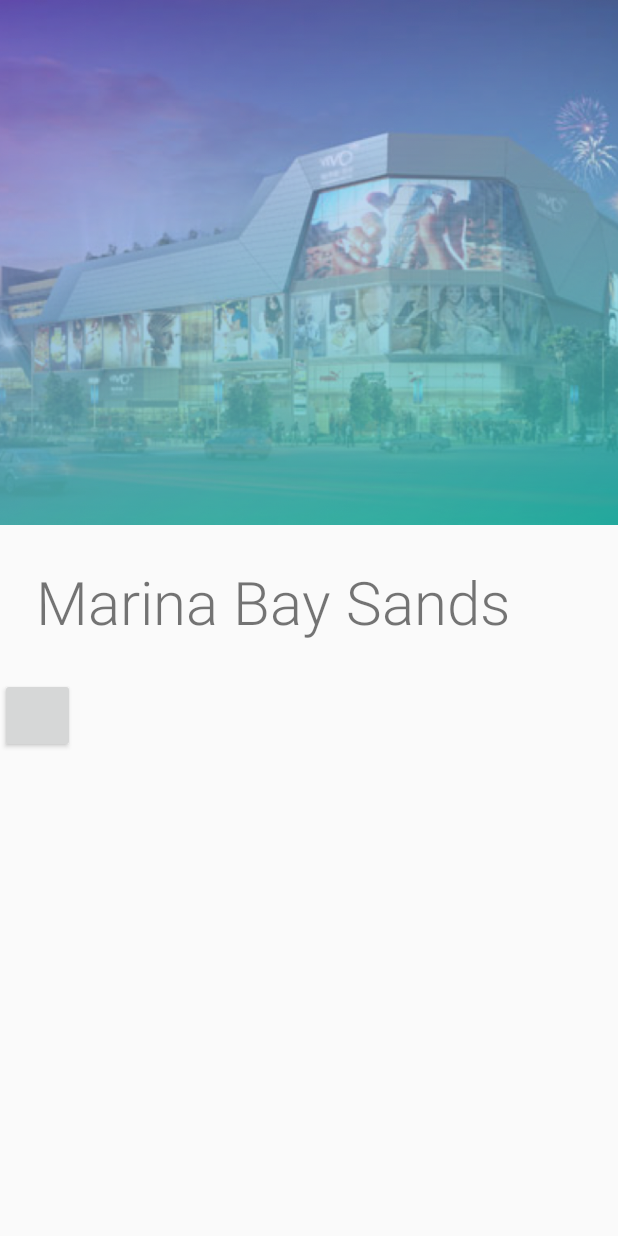
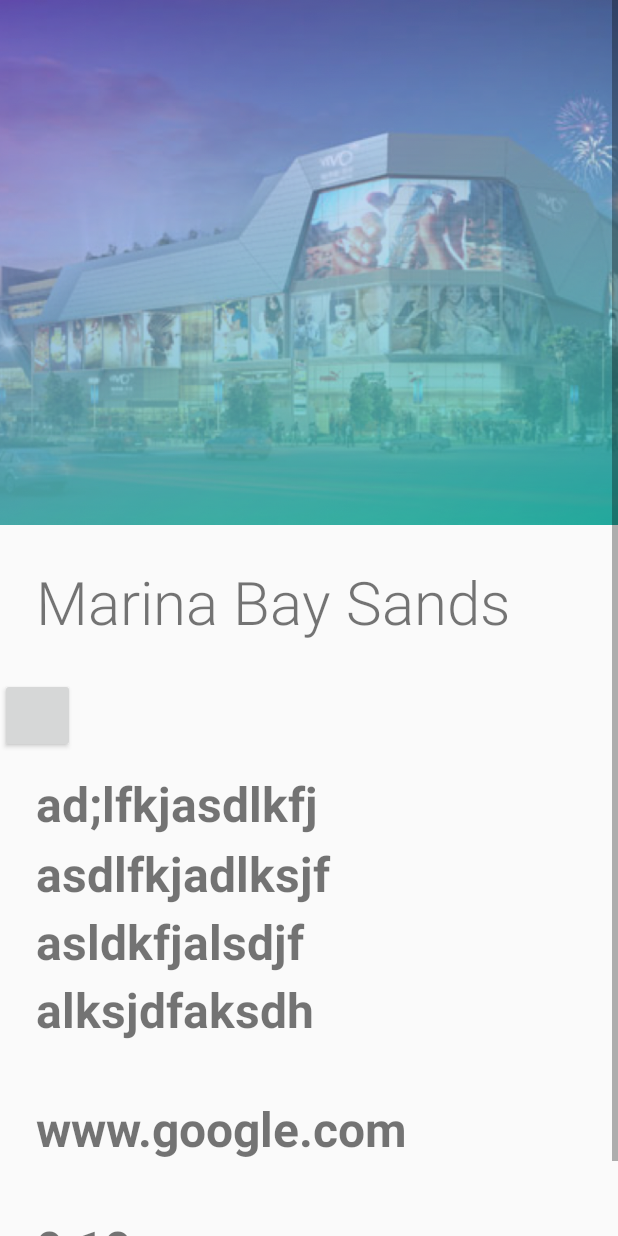
Before and after one commit to sk-aravind/Travel_Algorithms, an Android app: the screen it shows after launch (Dest_details), after a tap on an icon or button, on a phone screen of 412 x 824 dp. Run offline under Robolectric (Android 15) with nearby library versions, the phone set to English and light mode, and no system bars; our stand-ins replace Firebase (no records; nobody signed in at launch, a user with empty details on screens opened directly).

Commit message:
fixed details screen

```diff
--- a/app/src/main/java/com/skara/triggered/travelapp_triggered/Dest_details.java
+++ b/app/src/main/java/com/skara/triggered/travelapp_triggered/Dest_details.java
@@ -12,27 +12,55 @@ import android.widget.Button;
 import android.widget.ImageView;
 import android.widget.TextView;
 
+import java.util.List;
+
 
 public class Dest_details extends AppCompatActivity {
 
-    private TextView textView;
-    private ImageView imageView;
+    TextView title;
+    TextView weblinktext;
+    TextView descriptiontext;
+    TextView operttext;
+    ImageView imgview;
+
+    String weblink ;
+    String descript ;
+    String opert ;
 
     @Override
     protected void onCreate(Bundle savedInstanceState) {
         super.onCreate(savedInstanceState);
         setContentView(R.layout.activity_dest_details);
 
-        textView = (TextView) this.findViewById(R.id.detail_titlename);
-        imageView = (ImageView) this.findViewById(R.id.dest_photo);
+        title = (TextView) this.findViewById(R.id.detail_titlename);
+        weblinktext = (TextView) this.findViewById(R.id.weblink);
+        descriptiontext = (TextView) this.findViewById(R.id.description);
+        operttext = (TextView) this.findViewById(R.id.opert);
+        imgview = (ImageView) this.findViewById(R.id.dest_photo);
 
 
         Intent i = getIntent();
         String name = i.getStringExtra("name");
         int img = i.getIntExtra("img", 0 );
 
-        textView.setText(name);
-        imageView.setImageResource(img);
+        System.out.println("this is it"+HomeScreen.dest_list);
+
+        for(HomeScreen.Destination d : HomeScreen.dest_list){
+            if(d.name.equals(name)){
+            weblink = d.weblink;
+            descript = d.description;
+            opert = d.operatingHours;
+            }
+        }
+
+
+        System.out.println("weblink   "+weblink);
+        title.setText(name);
+        imgview.setImageResource(img);
+        weblinktext.setText(weblink);
+        descriptiontext.setText(descript);
+        operttext.setText(opert);
+
 
         final Button button = (Button) findViewById(R.id.button_link);
         button.setOnClickListener(new View.OnClickListener() {
@@ -40,6 +68,7 @@ public class Dest_details extends AppCompatActivity {
                 Uri uri = Uri.parse("http://www.google.com"); // missing 'http://' will cause crashed
                 Intent intent = new Intent(Intent.ACTION_VIEW, uri);
                 startActivity(intent);
+
             }
         });
 
--- a/app/src/main/java/com/skara/triggered/travelapp_triggered/HomeScreen.java
+++ b/app/src/main/java/com/skara/triggered/travelapp_triggered/HomeScreen.java
@@ -39,13 +39,16 @@ import com.google.firebase.database.DatabaseReference;
 import java.io.Serializable;
 import java.util.ArrayList;
 import java.util.List;
+import java.util.function.Predicate;
 
 import static android.R.attr.data;
+import static android.R.id.list;
 import static com.skara.triggered.travelapp_triggered.R.layout.destination_card;
 
 public class HomeScreen extends AppCompatActivity implements DetailsInterface{
 
     private DrawerLayout mDrawerLayout;
+    public static List<Destination> dest_list;
     public static ArrayList<Destination> iti_list;
     public static ArrayList<TransportData.locations> locationsToGo;
     public static final double budget = 15;
@@ -128,6 +131,7 @@ public class HomeScreen extends AppCompatActivity implements DetailsInterface{
         Intent intent = new Intent(this, Dest_details.class);
         intent.putExtra("name", destName);
         intent.putExtra("img", destPhoto);
+
         ActivityOptionsCompat options = ActivityOptionsCompat.makeSceneTransitionAnimation(
                 // the context of the activity
                 this,
@@ -234,27 +238,44 @@ public class HomeScreen extends AppCompatActivity implements DetailsInterface{
     public static class Destination {
         String name;
         String id;
+        String weblink;
+        String description;
+        String operatingHours;
+
+
         int photoId;
+
+        Destination(String name, int photoId,String weblink, String description , String operatingHours ) {
+            this.name = name;
+            this.photoId = photoId;
+            this.id = name.substring(0,1);
+            this.weblink = weblink ;
+            this.description = description;
+            this.operatingHours = operatingHours;
+        }
 
         Destination(String name, int photoId) {
             this.name = name;
             this.photoId = photoId;
             this.id = name.substring(0,1);
         }
+
     }
 
-    public List<Destination> dest_list;
+
+
+//    public List<Destination> dest_list;
     // dest_list = destination list
 
 
     private void initializeData() {
         dest_list = new ArrayList<>();
-        dest_list.add(new Destination("Marina Bay Sands", R.drawable.a));
-        dest_list.add(new Destination("Singapore Flyer", R.drawable.b));
-        dest_list.add(new Destination("Vivo City", R.drawable.c));
-        dest_list.add(new Destination("Resort World Sentosa", R.drawable.a));
-        dest_list.add(new Destination("Buddha Tooth Relic Temple", R.drawable.b));
-        dest_list.add(new Destination("Zoo", R.drawable.c));
+        dest_list.add(new Destination("Marina Bay Sands", R.drawable.a,getString(R.string.X_weblink),getString(R.string.X_des),getString(R.string.X_opert)));
+        dest_list.add(new Destination("Singapore Flyer", R.drawable.b,getString(R.string.X_weblink),getString(R.string.X_des),getString(R.string.X_opert)));
+        dest_list.add(new Destination("Vivo City", R.drawable.c,getString(R.string.X_weblink),getString(R.string.X_des),getString(R.string.X_opert)));
+        dest_list.add(new Destination("Resort World Sentosa", R.drawable.a,getString(R.string.X_weblink),getString(R.string.X_des),getString(R.string.X_opert)));
+        dest_list.add(new Destination("Buddha Tooth Relic Temple", R.drawable.b,getString(R.string.X_weblink),getString(R.string.X_des),getString(R.string.X_opert)));
+        dest_list.add(new Destination("Zoo", R.drawable.c,getString(R.string.X_weblink),getString(R.string.X_des),getString(R.string.X_opert)));
 
 
 
--- a/app/src/main/res/layout/content_dest_details.xml
+++ b/app/src/main/res/layout/content_dest_details.xml
@@ -147,6 +147,39 @@
 
             android:lineSpacingMultiplier="1.2" />
 
+        <TextView
+            android:id="@+id/weblink"
+
+            android:layout_width="wrap_content"
+            android:layout_height="wrap_content"
+
+            android:layout_marginLeft="24dp"
+            android:layout_marginTop="12dp"
+            android:layout_marginRight="24dp"
+            android:layout_marginBottom="24dp"
+            android:textSize="32sp"
+            android:textStyle="bold"
+
+            android:transitionName="text_transition"
+
+            android:lineSpacingMultiplier="1.2" />
+        <TextView
+            android:id="@+id/opert"
+
+            android:layout_width="wrap_content"
+            android:layout_height="wrap_content"
+
+            android:layout_marginLeft="24dp"
+            android:layout_marginTop="12dp"
+            android:layout_marginRight="24dp"
+            android:layout_marginBottom="24dp"
+            android:textSize="32sp"
+            android:textStyle="bold"
+
+            android:transitionName="text_transition"
+
+            android:lineSpacingMultiplier="1.2" />
+
     </LinearLayout>
 
 </ScrollView>
--- a/app/src/main/res/values/strings.xml
+++ b/app/src/main/res/values/strings.xml
@@ -17,4 +17,9 @@
     <string name="title_activity_itinerary_main">ItineraryMain</string>
     <string name="NoItems">You currently have no items in your itinerary</string>
     <string name="title_activity_maps">Map</string>
+
+
+    <string name="X_weblink">www.google.com</string>
+    <string name="X_des">ad;lfkjasdlkfj asdlfkjadlksjf asldkfjalsdjf alksjdfaksdh</string>
+    <string name="X_opert">9 10pm son</string>
 </resources>
```
